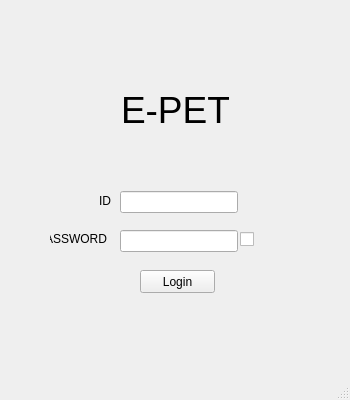
Qt form UI Files/login.ui (Smark2019/e-pet) before a commit.
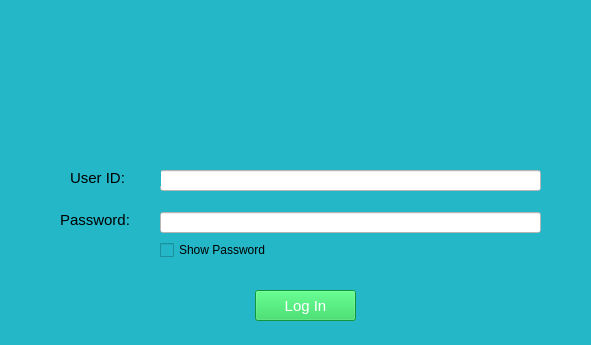
The same form after that commit. Icons and pictures are not drawn.

Commit message: added new login page and pet owner page

Patch:
```diff
--- a/UI Files/login.ui
+++ b/UI Files/login.ui
@@ -6,173 +6,195 @@
    <rect>
     <x>0</x>
     <y>0</y>
-    <width>350</width>
-    <height>400</height>
+    <width>591</width>
+    <height>345</height>
    </rect>
   </property>
-  <property name="sizePolicy">
-   <sizepolicy hsizetype="Fixed" vsizetype="Fixed">
-    <horstretch>0</horstretch>
-    <verstretch>0</verstretch>
-   </sizepolicy>
-  </property>
   <property name="minimumSize">
    <size>
-    <width>350</width>
-    <height>400</height>
+    <width>591</width>
+    <height>345</height>
    </size>
   </property>
   <property name="maximumSize">
    <size>
-    <width>350</width>
-    <height>400</height>
+    <width>591</width>
+    <height>345</height>
    </size>
   </property>
   <property name="cursor">
    <cursorShape>ArrowCursor</cursorShape>
   </property>
   <property name="windowTitle">
-   <string>Login</string>
+   <string>e-Pet</string>
+  </property>
+  <property name="styleSheet">
+   <string notr="true">background: #23B7C8;</string>
   </property>
   <widget class="QWidget" name="centralwidget">
-   <widget class="QWidget" name="horizontalLayoutWidget">
+   <widget class="QLineEdit" name="idField">
     <property name="geometry">
      <rect>
-      <x>0</x>
-      <y>70</y>
-      <width>351</width>
-      <height>80</height>
+      <x>160</x>
+      <y>170</y>
+      <width>381</width>
+      <height>21</height>
      </rect>
     </property>
-    <layout class="QHBoxLayout" name="horizontalLayout">
-     <item>
-      <spacer name="horizontalSpacer_2">
-       <property name="orientation">
-        <enum>Qt::Horizontal</enum>
-       </property>
-       <property name="sizeHint" stdset="0">
-        <size>
-         <width>40</width>
-         <height>20</height>
-        </size>
-       </property>
-      </spacer>
-     </item>
-     <item>
-      <widget class="QLabel" name="label">
-       <property name="font">
-        <font>
-         <pointsize>28</pointsize>
-        </font>
-       </property>
-       <property name="text">
-        <string>E-PET</string>
-       </property>
-       <property name="wordWrap">
-        <bool>false</bool>
-       </property>
-      </widget>
-     </item>
-     <item>
-      <spacer name="horizontalSpacer">
-       <property name="orientation">
-        <enum>Qt::Horizontal</enum>
-       </property>
-       <property name="sizeHint" stdset="0">
-        <size>
-         <width>40</width>
-         <height>20</height>
-        </size>
-       </property>
-      </spacer>
-     </item>
-    </layout>
-   </widget>
-   <widget class="QWidget" name="layoutWidget">
-    <property name="geometry">
-     <rect>
-      <x>120</x>
-      <y>180</y>
-      <width>118</width>
-      <height>84</height>
-     </rect>
+    <property name="styleSheet">
+     <string notr="true">background: white;</string>
     </property>
-    <layout class="QVBoxLayout" name="verticalLayout">
-     <item>
-      <widget class="QLineEdit" name="idField"/>
-     </item>
-     <item>
-      <widget class="QLineEdit" name="passField">
-       <property name="echoMode">
-        <enum>QLineEdit::Password</enum>
-       </property>
-      </widget>
-     </item>
-    </layout>
    </widget>
-   <widget class="QLabel" name="label_3">
+   <widget class="QLabel" name="label">
     <property name="geometry">
      <rect>
-      <x>50</x>
-      <y>220</y>
-      <width>57</width>
-      <height>38</height>
+      <x>70</x>
+      <y>170</y>
+      <width>91</width>
+      <height>16</height>
      </rect>
     </property>
+    <property name="font">
+     <font>
+      <pointsize>11</pointsize>
+     </font>
+    </property>
     <property name="text">
-     <string>PASSWORD</string>
-    </property>
-    <property name="alignment">
-     <set>Qt::AlignRight|Qt::AlignTrailing|Qt::AlignVCenter</set>
+     <string>User ID:</string>
     </property>
    </widget>
    <widget class="QLabel" name="label_2">
     <property name="geometry">
      <rect>
       <x>60</x>
-      <y>190</y>
-      <width>51</width>
-      <height>21</height>
+      <y>212</y>
+      <width>91</width>
+      <height>16</height>
      </rect>
     </property>
-    <property name="statusTip">
-     <string>0</string>
+    <property name="font">
+     <font>
+      <pointsize>11</pointsize>
+     </font>
     </property>
     <property name="text">
-     <string>ID</string>
-    </property>
-    <property name="alignment">
-     <set>Qt::AlignRight|Qt::AlignTrailing|Qt::AlignVCenter</set>
+     <string>Password:</string>
     </property>
    </widget>
    <widget class="QPushButton" name="loginButton">
     <property name="geometry">
      <rect>
-      <x>140</x>
-      <y>270</y>
-      <width>75</width>
-      <height>23</height>
+      <x>255</x>
+      <y>290</y>
+      <width>101</width>
+      <height>31</height>
      </rect>
     </property>
+    <property name="font">
+     <font>
+      <pointsize>11</pointsize>
+     </font>
+    </property>
+    <property name="styleSheet">
+     <string notr="true">background: #1CD050;
+color: white;</string>
+    </property>
     <property name="text">
-     <string>Login</string>
+     <string>Log In</string>
+    </property>
+   </widget>
+   <widget class="QLineEdit" name="passField">
+    <property name="geometry">
+     <rect>
+      <x>160</x>
+      <y>212</y>
+      <width>381</width>
+      <height>21</height>
+     </rect>
+    </property>
+    <property name="styleSheet">
+     <string notr="true">background: white;</string>
+    </property>
+    <property name="echoMode">
+     <enum>QLineEdit::Password</enum>
+    </property>
+   </widget>
+   <widget class="QLabel" name="label_3">
+    <property name="geometry">
+     <rect>
+      <x>40</x>
+      <y>167</y>
+      <width>21</width>
+      <height>21</height>
+     </rect>
+    </property>
+    <property name="text">
+     <string/>
+    </property>
+    <property name="pixmap">
+     <pixmap>media/avatar.png</pixmap>
+    </property>
+    <property name="scaledContents">
+     <bool>true</bool>
+    </property>
+   </widget>
+   <widget class="QLabel" name="label_4">
+    <property name="geometry">
+     <rect>
+      <x>37</x>
+      <y>210</y>
+      <width>21</width>
+      <height>21</height>
+     </rect>
+    </property>
+    <property name="text">
+     <string/>
+    </property>
+    <property name="pixmap">
+     <pixmap>media/lock.png</pixmap>
+    </property>
+    <property name="scaledContents">
+     <bool>true</bool>
     </property>
    </widget>
    <widget class="QCheckBox" name="showPass">
     <property name="geometry">
      <rect>
-      <x>240</x>
-      <y>230</y>
-      <width>16</width>
-      <height>18</height>
+      <x>160</x>
+      <y>240</y>
+      <width>131</width>
+      <height>20</height>
      </rect>
+    </property>
+    <property name="font">
+     <font>
+      <pointsize>9</pointsize>
+     </font>
+    </property>
+    <property name="text">
+     <string>Show Password</string>
+    </property>
+   </widget>
+   <widget class="QLabel" name="label_5">
+    <property name="geometry">
+     <rect>
+      <x>155</x>
+      <y>20</y>
+      <width>281</width>
+      <height>141</height>
+     </rect>
+    </property>
+    <property name="font">
+     <font>
+      <family>Dubai Medium</family>
+      <pointsize>36</pointsize>
+     </font>
     </property>
     <property name="text">
      <string/>
     </property>
    </widget>
   </widget>
-  <widget class="QStatusBar" name="statusbar"/>
  </widget>
  <resources/>
  <connections/>
```
Left out of the diff: 9 changed lines with no effect on the pictures. The commit also changes 8 other files.
